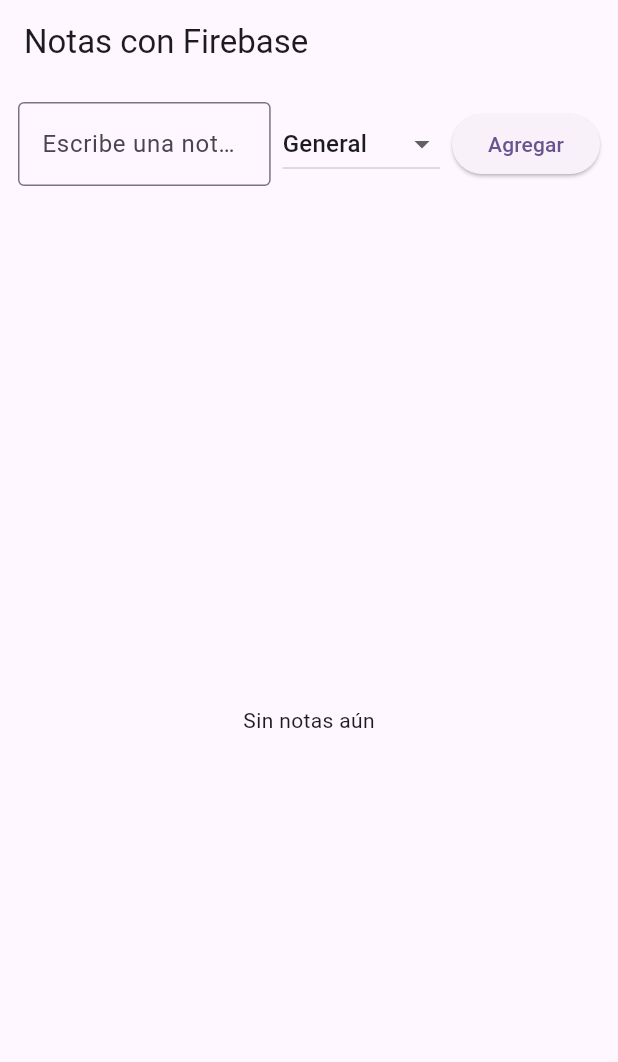
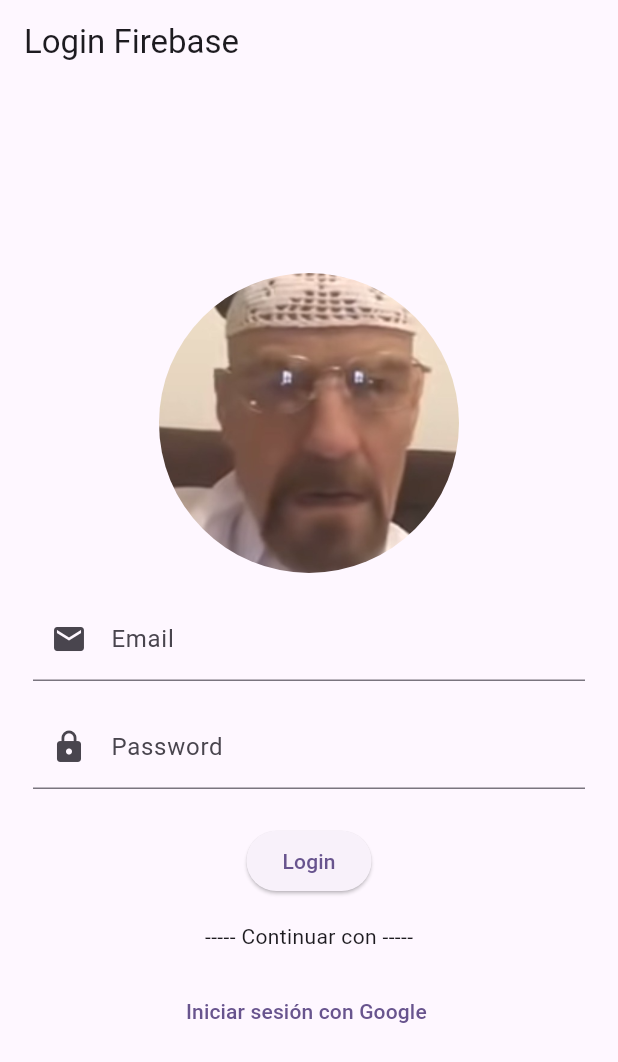
Before and after one commit to CarJoshEly/firebase_app, a Flutter app: the screen it shows after launch, on a phone screen of 412 x 824 dp. Shown: the top 1062 px of the screen. Run offline on Flutter 3.47's test engine with Material 3 defaults, Android fonts, the phone set to English and light mode, and no system bars; our stand-ins replace cloud_firestore, firebase_core; accounts and stored records are empty.

Commit message:
update commit

```diff
--- /dev/null
+++ b/lib/login.dart
@@ -0,0 +1,60 @@
+import 'package:flutter/material.dart';
+
+class LoginPage extends StatefulWidget {
+  const LoginPage({super.key});
+
+  @override
+  State<LoginPage> createState() => _LoginPageState();
+}
+
+class _LoginPageState extends State<LoginPage> {
+  @override
+  Widget build(BuildContext context) {
+    return Scaffold(
+      appBar: AppBar(title: const Text('Login Firebase')),
+      body: Center(
+        child: Column(
+          mainAxisAlignment: MainAxisAlignment.center,
+          children: <Widget>[
+            Container(
+              width: 400,
+              padding: const EdgeInsets.all(16.0),
+              child: Column(
+                children: [
+                  ClipOval(
+                    child: Image.asset(
+                      'assets/images/walterXd.png',
+                      width: 200,
+                      height: 200,
+                      fit: BoxFit.cover,
+                    ),
+                  ),
+                  const SizedBox(height: 16.0),
+                  TextField(
+                    decoration: const InputDecoration(
+                      labelText: 'Email',
+                      prefixIcon: Icon(Icons.email),
+                    ),
+                  ),
+                  const SizedBox(height: 16.0),
+                  TextField(
+                    decoration: const InputDecoration(labelText: 'Password',
+                      prefixIcon: Icon(Icons.lock),
+                    ),
+                    obscureText: true,
+                  ),
+                  const SizedBox(height: 24.0),
+                  ElevatedButton(onPressed: () {}, child: const Text('Login')),
+                  const SizedBox(height: 16.0),
+                  const Text( '----- Continuar con -----'),
+                  const SizedBox(height: 16.0),
+                  TextButton(onPressed: () {}, child: const Text('Iniciar sesión con Google ')),
+                ],
+              ),
+            ),
+          ],
+        ),
+      ),
+    );
+  }
+}
--- a/lib/main.dart
+++ b/lib/main.dart
@@ -3,6 +3,7 @@ import 'package:firebase_core/firebase_core.dart';
 import 'package:cloud_firestore/cloud_firestore.dart';
 import 'firebase_config.dart';
 import 'firestone_service.dart';
+import 'login.dart';
 
 void main() async {
   WidgetsFlutterBinding.ensureInitialized();
@@ -18,7 +19,7 @@ class MyApp extends StatelessWidget {
     return MaterialApp(
       title: 'Notas con Firebase',
       theme: ThemeData(useMaterial3: true, colorSchemeSeed: Colors.deepPurple),
-      home: const NotesPage(),
+      home: const LoginPage(),
     );
   }
 }
```
Also changed, not shown: pubspec.yaml (+3 -6 lines), assets/images/mike.png (added), assets/images/walterXd.png (added), pubspec.lock, 3 other files.
